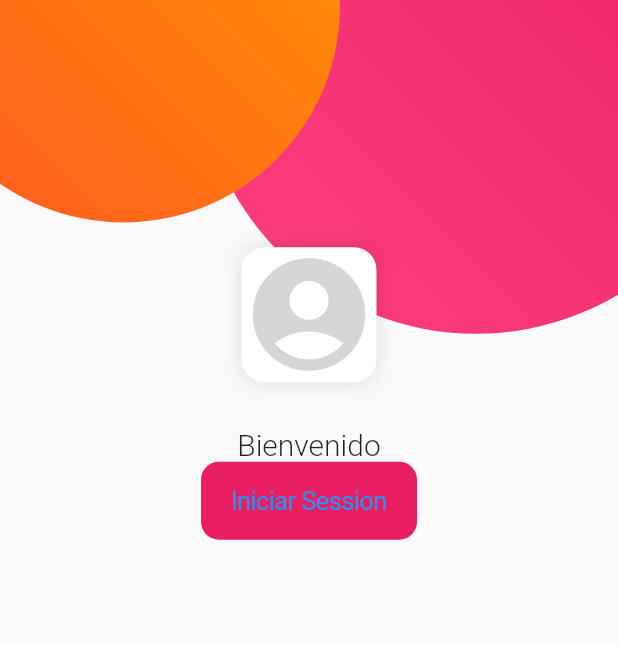
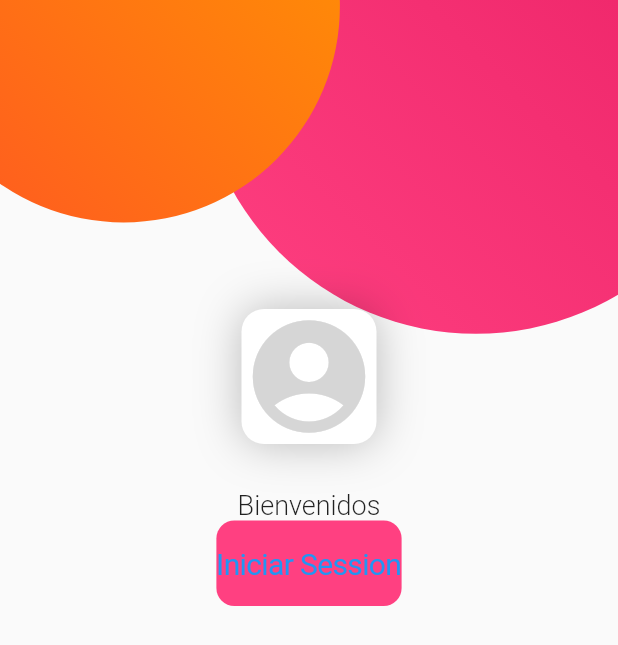
Before and after one commit to AlfaR0meo01/practica_flutter, a Flutter app: the screen it shows after launch, on a phone screen of 412 x 824 dp. Shown: the top 645 px of the screen. Run offline on Flutter 3.47's test engine with Material 2 defaults, Android fonts, the phone set to English and light mode, and no system bars.

Commit message:
nuevos cambios

```diff
--- a/lib/login.dart
+++ b/lib/login.dart
@@ -15,12 +15,13 @@ class _Loginpage extends State<Login> {
     final size = MediaQuery.of(context).size;
 
     return Scaffold(
+
        body: Container(
          width: size.width,
          height: size.width,
          child: Stack(
            children: <Widget>[
-             Positioned(
+              Positioned(
                right: -size.width *0.22,
                top: -size.width *0.36,
                child: Circle(
@@ -31,8 +32,7 @@ class _Loginpage extends State<Login> {
                  ],
                ),
              ),
-
-             Positioned(
+              Positioned(
                left: -size.width *0.15,
                top: -size.width *0.34,
                child: Circle(
@@ -43,12 +43,86 @@ class _Loginpage extends State<Login> {
                  ],
                ),
              ),
-
-             SingleChildScrollView(
+              SingleChildScrollView(
+                child: SafeArea(
+                  child: Container(
+                  width: size.width,
+                  child: Column(
+                    children: <Widget>[
+                      Column(
+                        children: <Widget>[
+                          Container(
+                            child: Icon(
+                              Icons.account_circle,
+                              color:Colors.grey[350],
+                              size: 90,
+                            ),
+                            width: 90,
+                            height: 90,
+                            margin: EdgeInsets.only(top: size.width * .5),
+                            decoration: BoxDecoration(
+                              color:Colors.white,
+                              borderRadius: BorderRadius.circular(15),
+                              boxShadow: [
+                                BoxShadow(
+                                  color: Colors.black26,
+                                  blurRadius: 25
+                                )
+                              ]
+                            ),
+                          ),
+                          SizedBox(
+                            height: 30,
+                          ),
+                          Text(
+                            'Bienvenidos',
+                            textAlign: TextAlign.center,
+                            style: TextStyle(
+                              fontSize: 18,
+                              fontWeight: FontWeight.w300
+                            ),
+                            )
+                        ],
+                      ),
+                      Column(
+                        children: <Widget>[
+                          ConstrainedBox(
+                            constraints: BoxConstraints(
+                              maxHeight: 300,
+                              maxWidth: 300,
+                            ),
+                            child: CupertinoButton(
+                              padding: EdgeInsets.symmetric(vertical: 17 ),
+                              color: Colors.pinkAccent,
+                              onPressed: (){},
+                              child: Text(
+                                'Iniciar Session',
+                                style: TextStyle(
+                                  fontSize: 20,
+                                ),
+                              ),
+                            ),
+                          )
+                        ],
+                      )
+                    ],
+                  ),
+                ),
+               ),
+             )
+           ],
+         ),
+       ),
+    );
+  }
+}
+   /*SingleChildScrollView(
                child: SafeArea(
                  child: Container(
                  width: size.width,
+                 height: size.height,
                   child: Column(
+                    mainAxisAlignment: MainAxisAlignment.spaceBetween,
                     children: <Widget>[
                      Column(
                        children: <Widget>[
@@ -82,7 +156,14 @@ class _Loginpage extends State<Login> {
                           ),
                         Column(
                           children: <Widget>[
+                            ConstrainedBox(
+                              constraints: BoxConstraints(
+                                maxWidth: 350,
+                                maxHeight: 350
+                              ),
+                            ),
                             CupertinoButton(
+                              padding: EdgeInsets.symmetric(vertical: 17 ),
                               color: Colors.pink,
                               onPressed: (){},
                               child: Text('Iniciar Session'),
@@ -95,10 +176,4 @@ class _Loginpage extends State<Login> {
                   ),
                 ),
                ),
-             )
-           ],
-         ),
-       ),
-    );
-  }
-}
+             )*/
```
Also changed, not shown: lib/widgets/circle.dart (line endings or trailing spaces).
